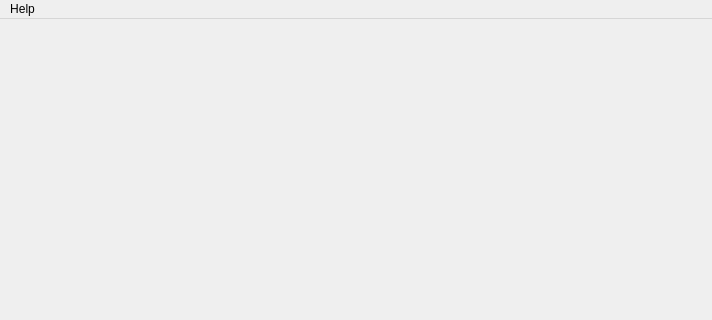
Old version of the form mainwindow.ui in the repository M25Racer/SBC_App; both pictures show x 0 to 712 and y 0 to 320 of the 712 by 488 pixel window.
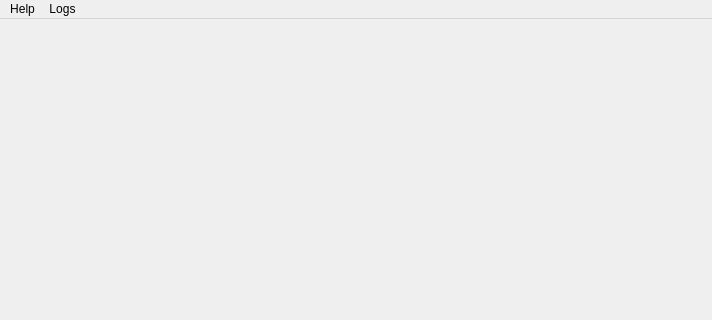
New version of the form. Icons and pictures are not drawn.

```diff
--- a/mainwindow.ui
+++ b/mainwindow.ui
@@ -32,7 +32,15 @@
     <addaction name="actionAbout"/>
     <addaction name="actionAboutQt"/>
    </widget>
+   <widget class="QMenu" name="menuLogs">
+    <property name="title">
+     <string>Logs</string>
+    </property>
+    <addaction name="actionLogsFlush"/>
+    <addaction name="actionLogsOpenFile"/>
+   </widget>
    <addaction name="menuHelp"/>
+   <addaction name="menuLogs"/>
   </widget>
   <widget class="QStatusBar" name="statusBar"/>
   <action name="actionAbout">
```
Left out of the diff: 16 changed lines with no effect on the pictures.
